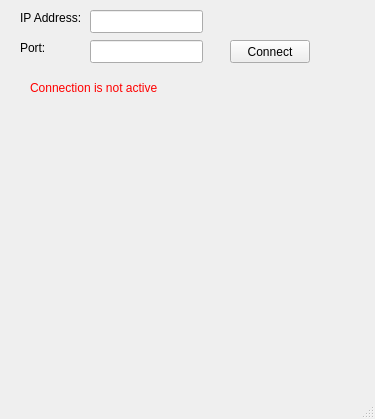
PasiSa/dice-client, file src/mainwindow.ui: the form before one commit.
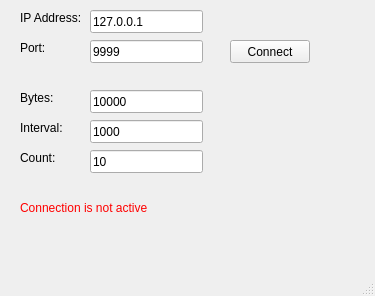
The form after the commit.

What changed in the file:
```diff
--- a/src/mainwindow.ui
+++ b/src/mainwindow.ui
@@ -7,7 +7,7 @@
     <x>0</x>
     <y>0</y>
     <width>375</width>
-    <height>419</height>
+    <height>296</height>
    </rect>
   </property>
   <property name="windowTitle">
@@ -49,6 +49,9 @@
       <height>23</height>
      </rect>
     </property>
+    <property name="text">
+     <string>9999</string>
+    </property>
    </widget>
    <widget class="QPushButton" name="connectButton">
     <property name="geometry">
@@ -66,8 +69,8 @@
    <widget class="QLabel" name="activityLabel">
     <property name="geometry">
      <rect>
-      <x>30</x>
-      <y>80</y>
+      <x>20</x>
+      <y>200</y>
       <width>241</width>
       <height>16</height>
      </rect>
@@ -88,6 +91,87 @@
       <height>23</height>
      </rect>
     </property>
+    <property name="text">
+     <string>127.0.0.1</string>
+    </property>
+   </widget>
+   <widget class="QLineEdit" name="bytesEdit">
+    <property name="geometry">
+     <rect>
+      <x>90</x>
+      <y>90</y>
+      <width>113</width>
+      <height>23</height>
+     </rect>
+    </property>
+    <property name="text">
+     <string>10000</string>
+    </property>
+   </widget>
+   <widget class="QLabel" name="label_4">
+    <property name="geometry">
+     <rect>
+      <x>20</x>
+      <y>90</y>
+      <width>57</width>
+      <height>15</height>
+     </rect>
+    </property>
+    <property name="text">
+     <string>Bytes:</string>
+    </property>
+   </widget>
+   <widget class="QLineEdit" name="intervalEdit">
+    <property name="geometry">
+     <rect>
+      <x>90</x>
+      <y>120</y>
+      <width>113</width>
+      <height>23</height>
+     </rect>
+    </property>
+    <property name="text">
+     <string>1000</string>
+    </property>
+   </widget>
+   <widget class="QLabel" name="label_5">
+    <property name="geometry">
+     <rect>
+      <x>20</x>
+      <y>120</y>
+      <width>57</width>
+      <height>15</height>
+     </rect>
+    </property>
+    <property name="text">
+     <string>Interval:</string>
+    </property>
+   </widget>
+   <widget class="QLineEdit" name="countEdit">
+    <property name="geometry">
+     <rect>
+      <x>90</x>
+      <y>150</y>
+      <width>113</width>
+      <height>23</height>
+     </rect>
+    </property>
+    <property name="text">
+     <string>10</string>
+    </property>
+   </widget>
+   <widget class="QLabel" name="label_6">
+    <property name="geometry">
+     <rect>
+      <x>20</x>
+      <y>150</y>
+      <width>57</width>
+      <height>16</height>
+     </rect>
+    </property>
+    <property name="text">
+     <string>Count:</string>
+    </property>
    </widget>
   </widget>
   <widget class="QMenuBar" name="menubar">
```
Left out of the diff: 2 changed lines with no effect on the pictures.
